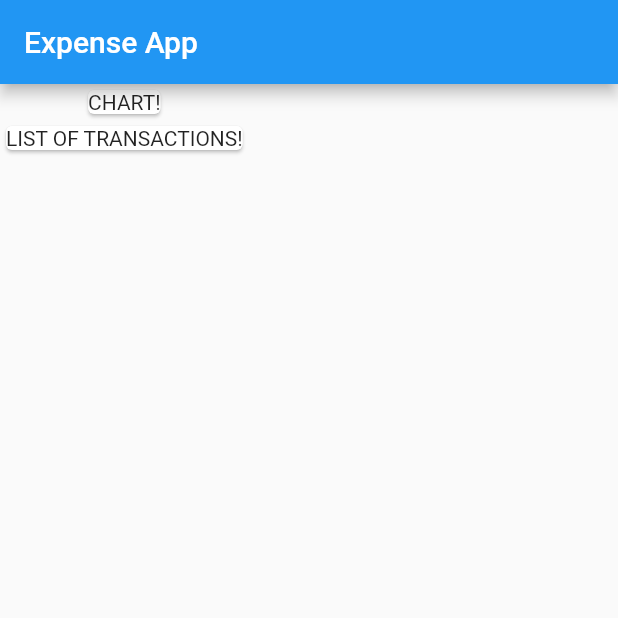
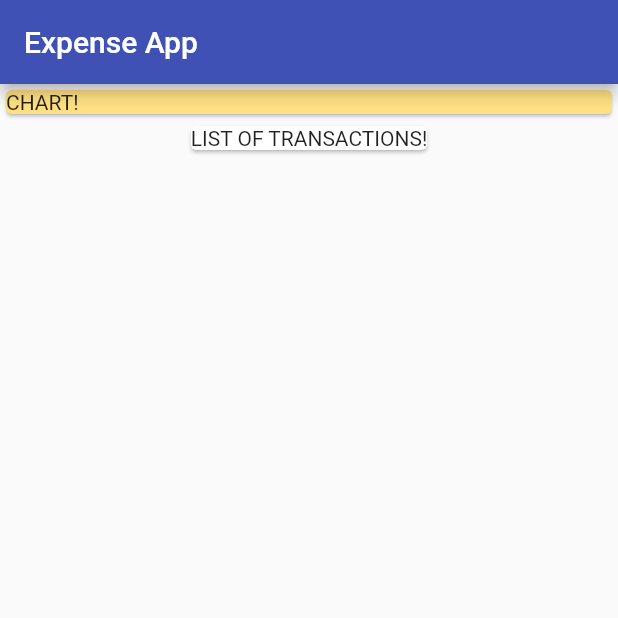
Before and after one commit to BrushankPatra/genesis, a Flutter app: the screen it shows after launch, on a phone screen of 412 x 824 dp, the top half of it. Run offline on Flutter 3.47's test engine with Material 2 defaults, Android fonts, the phone set to English and light mode, and no system bars.

Commit message:
containers and cards placed

```diff
--- a/lib/main.dart
+++ b/lib/main.dart
@@ -6,6 +6,7 @@ class MyApp extends StatelessWidget {
   @override
   Widget build(BuildContext context) {
     return MaterialApp(
+      theme: ThemeData(primarySwatch: Colors.indigo),
       title: "Expense App",
       home: MyHomePage(),
     );
@@ -21,11 +22,17 @@ class MyHomePage extends StatelessWidget {
       ),
       body: Column(
         children: [
-          Card(
-            child: Text("CHART!"),
+          Container(
+            width: double.infinity,
+            child: Card(
+              color: Colors.amber[200],
+              child: Text("CHART!"),
+            ),
           ),
-          Card(
-            child: Text("LIST OF TRANSACTIONS!"),
+          Container(
+            child: Card(
+              child: Text("LIST OF TRANSACTIONS!"),
+            ),
           ),
         ],
       ),
```
